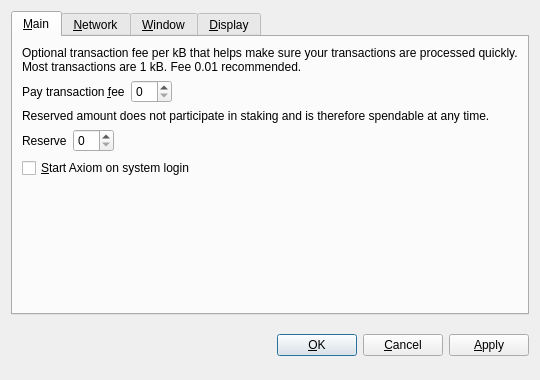
Old version of the form src/qt/forms/optionsdialog.ui in the repository knotwork/axon.
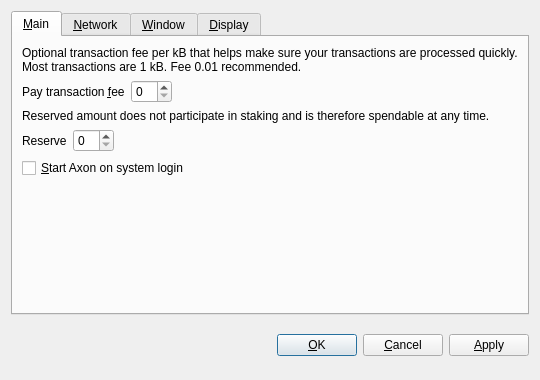
New version of the form. Custom widgets are drawn as their Qt base class.

```diff
--- a/src/qt/forms/optionsdialog.ui
+++ b/src/qt/forms/optionsdialog.ui
@@ -128,7 +128,7 @@
           <string>Automatically start Axiom after logging in to the system.</string>
          </property>
          <property name="text">
-          <string>&amp;Start Axiom on system login</string>
+          <string>&amp;Start Axon on system login</string>
          </property>
         </widget>
        </item>
```
Left out of the diff: 8 changed lines with no effect on the pictures.
